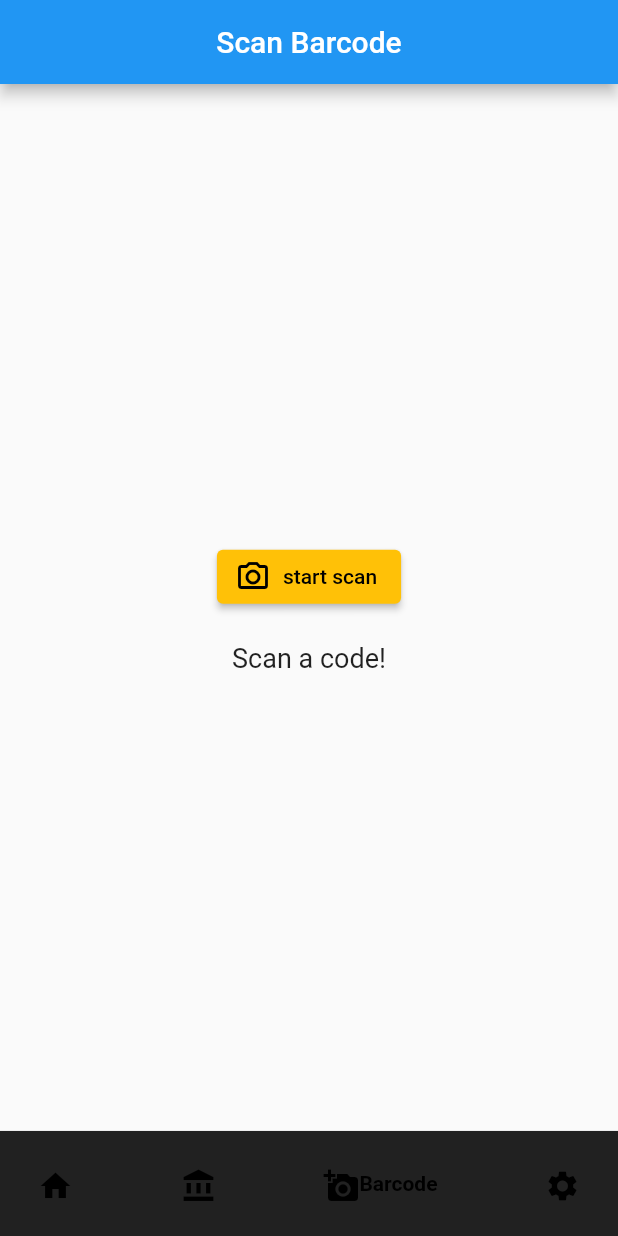
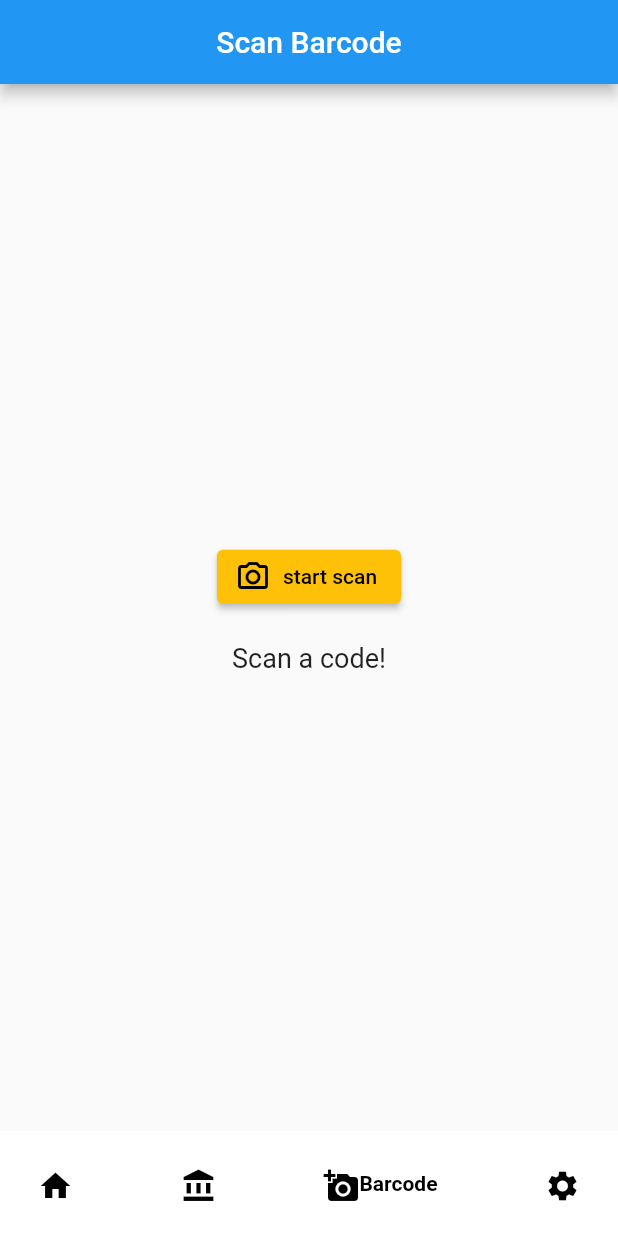
Before and after one commit to anjoov/Inventura-Informatik-Projekt, a Flutter app: the screen it shows after launch, item 3 of the bottom bar chosen, on a phone screen of 412 x 824 dp. Run offline on Flutter 3.47's test engine with Material 2 defaults, Android fonts, the phone set to English and light mode, and no system bars; drawn by our look-alikes of google_nav_bar; our stand-ins replace fl_chart, flutter_slidable, flutter_switch, hive, hive_flutter; missing offline and left inert: dart:ffi, flutter_barcode_scanner; accounts and stored records are empty.

Commit message:
quick fix and clean up

```diff
--- a/lib/data/globals.dart
+++ b/lib/data/globals.dart
@@ -4,5 +4,5 @@ class Globals {
   static var barcodeList = <String>[];
   static bool nightmode = false;
   static Color textColor = Colors.black;
-  static Color backgroundColor = Colors.grey.shade900;
+  static Color backgroundColor = Colors.white;
 }
```
Also changed, not shown: lib/provider/theme_provider.dart (deleted, +0 -11 lines).
